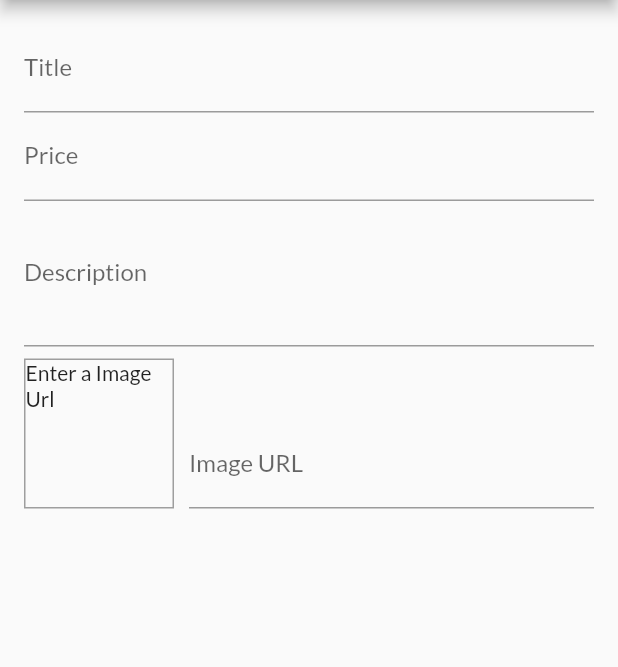
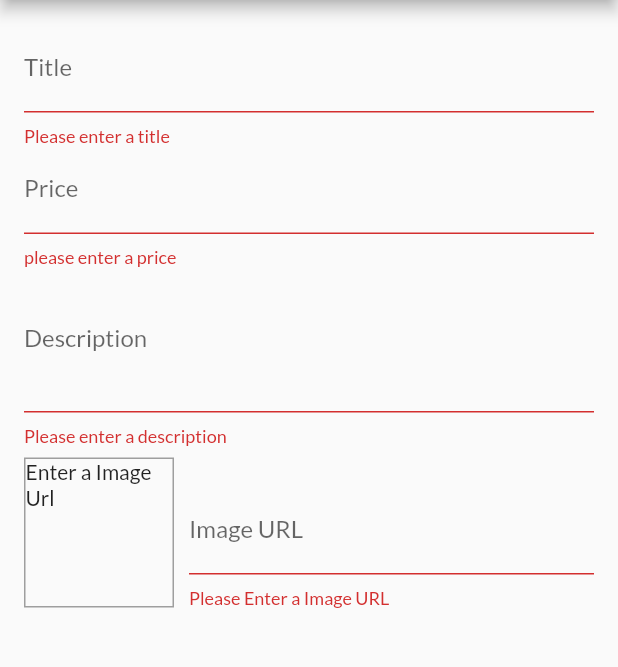
Before and after one commit to sadid369/shop_app_state_management, a Flutter app: the EditProductScreen screen opened by its route, after a tap on the "save" icon, on a phone screen of 412 x 824 dp, the part 84-751 px from its top. Run offline on Flutter 3.47's test engine with Material 2 defaults, Android fonts, the phone set to English and light mode, and no system bars; network calls fail.

Commit message:
validation complited

```diff
--- a/lib/provider/products.dart
+++ b/lib/provider/products.dart
@@ -44,9 +44,16 @@ class Products with ChangeNotifier {
     return _items.where((prodtitem) => prodtitem.isFavorite).toList();
   }
 
-// void addProduct() {
-//   notifyListeners();
-// }
+  void addProduct(Product product) {
+    final newProduct = Product(
+        id: DateTime.now().toString(),
+        title: product.title,
+        description: product.description,
+        price: product.price,
+        imageUrl: product.imageUrl);
+    _items.add(newProduct);
+    notifyListeners();
+  }
 
   Product findById(String id) {
     return _items.firstWhere((prod) => prod.id == id);
--- a/lib/screens/edit_product_screen.dart
+++ b/lib/screens/edit_product_screen.dart
@@ -1,5 +1,7 @@
 import 'package:flutter/material.dart';
 import 'package:shop_app_state_management/provider/product.dart';
+import 'package:provider/provider.dart';
+import 'package:shop_app_state_management/provider/products.dart';
 
 class EditProductScreen extends StatefulWidget {
   static const routeName = 'edit-product-screen';
@@ -33,16 +35,25 @@ class _EditProductScreenState extends State<EditProductScreen> {
 
   void _updateImageUrl() {
     if (!_imageUrlFocusNode.hasFocus) {
+      if ((_imageUrlControler.text.startsWith('http') == false &&
+              _imageUrlControler.text.startsWith('https') == false) ||
+          (_imageUrlControler.text.startsWith('.png') == false &&
+              _imageUrlControler.text.startsWith('.jpg') == false &&
+              _imageUrlControler.text.startsWith('.jpeg') == false)) {
+        return;
+      }
       setState(() {});
     }
   }
 
   void _saveFrom() {
+    final isValid = _fromKey.currentState?.validate();
+    if (!isValid!) {
+      return;
+    }
     _fromKey.currentState?.save();
-    print(_editedProduct.title);
-    print(_editedProduct.price);
-    print(_editedProduct.description);
-    print(_editedProduct.imageUrl);
+    Provider.of<Products>(context, listen: false).addProduct(_editedProduct);
+    Navigator.of(context).pop();
   }
 
   @override
@@ -74,6 +85,12 @@ class _EditProductScreenState extends State<EditProductScreen> {
                         price: _editedProduct.price,
                         imageUrl: _editedProduct.imageUrl);
                   },
+                  validator: (value) {
+                    if (value!.isEmpty) {
+                      return 'Please enter a title';
+                    }
+                    return null;
+                  },
                   decoration: InputDecoration(
                     labelText: 'Title',
                   ),
@@ -90,6 +107,18 @@ class _EditProductScreenState extends State<EditProductScreen> {
                         description: _editedProduct.description,
                         price: double.parse(value!),
                         imageUrl: _editedProduct.imageUrl);
+                  },
+                  validator: (value) {
+                    if (value!.isEmpty) {
+                      return 'please enter a price';
+                    }
+                    if (double.tryParse(value) == null) {
+                      return 'Please Enter a Valid Number';
+                    }
+                    if (double.parse(value) <= 0) {
+                      return 'Please Enter A number greater then 0';
+                    }
+                    return null;
                   },
                   decoration: InputDecoration(labelText: 'Price'),
                   textInputAction: TextInputAction.next,
@@ -111,6 +140,15 @@ class _EditProductScreenState extends State<EditProductScreen> {
                   decoration: InputDecoration(
                     labelText: 'Description',
                   ),
+                  validator: (value) {
+                    if (value!.isEmpty) {
+                      return 'Please enter a description';
+                    }
+                    if (value.length < 10) {
+                      return 'Sholud be at least 10 characters long';
+                    }
+                    return null;
+                  },
                   keyboardType: TextInputType.multiline,
                   maxLines: 3,
                   focusNode: _descriptionFocusNode,
@@ -122,11 +160,11 @@ class _EditProductScreenState extends State<EditProductScreen> {
                       child: _imageUrlControler.text.isEmpty
                           ? Text('Enter a Image Url')
                           : FittedBox(
-                            child: Image.network(
+                              child: Image.network(
                                 _imageUrlControler.text,
                                 fit: BoxFit.cover,
                               ),
-                          ),
+                            ),
                       margin: EdgeInsets.only(top: 8, right: 10),
                       height: 100,
                       width: 100,
@@ -139,6 +177,21 @@ class _EditProductScreenState extends State<EditProductScreen> {
                     ),
                     Expanded(
                       child: TextFormField(
+                        validator: (value) {
+                          if (value!.isEmpty) {
+                            return 'Please Enter a Image URL';
+                          }
+                          if (value.startsWith('http') == false &&
+                              value.startsWith('https') == false) {
+                            return ' Please Enter a Valid URL';
+                          }
+                          if (value.endsWith('.png') == false &&
+                              value.endsWith('.jpeg') == false &&
+                              value.endsWith('.jpg') == false) {
+                            return 'Please enter a vaild URL';
+                          }
+                          return null;
+                        },
                         onSaved: (value) {
                           _editedProduct = Product(
                               id: _editedProduct.id,
```
